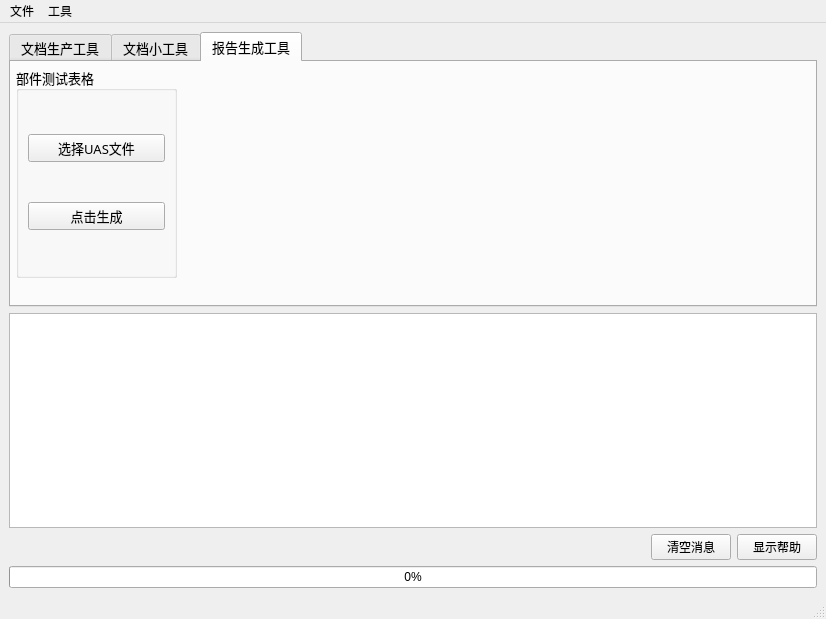
Before: the Qt Designer form GUI.ui in ks3356143/newToolforTest, drawn with Qt 5.
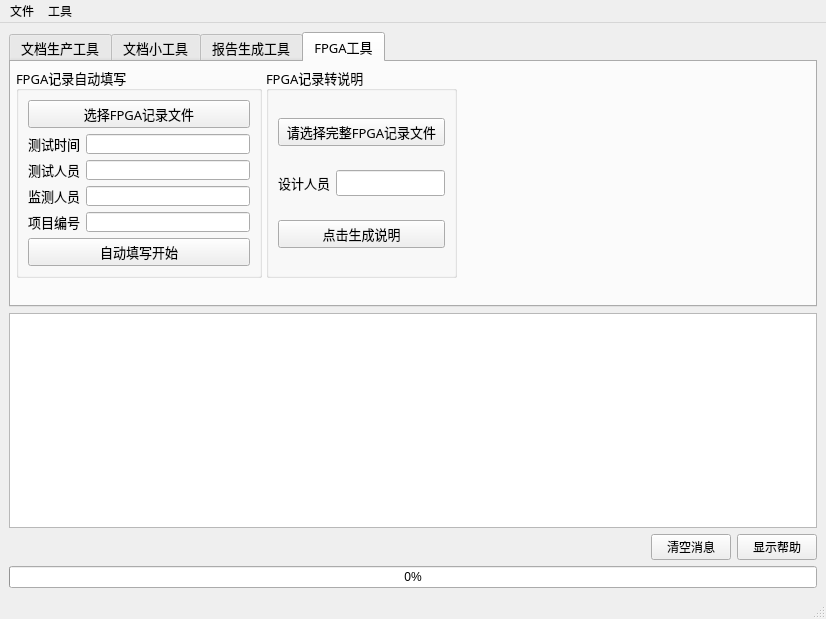
After: the same form once the commit is applied.

Commit message: 增加fpga记录生产以及转换功能

What changed in the file:
```diff
--- a/GUI.ui
+++ b/GUI.ui
@@ -28,7 +28,7 @@
          </font>
         </property>
         <property name="currentIndex">
-         <number>2</number>
+         <number>3</number>
         </property>
         <widget class="QWidget" name="tab">
          <attribute name="title">
@@ -541,6 +541,143 @@
           </layout>
          </widget>
         </widget>
+        <widget class="QWidget" name="tab_4">
+         <attribute name="title">
+          <string>FPGA工具</string>
+         </attribute>
+         <widget class="QGroupBox" name="groupBox_11">
+          <property name="geometry">
+           <rect>
+            <x>5</x>
+            <y>5</y>
+            <width>246</width>
+            <height>211</height>
+           </rect>
+          </property>
+          <property name="title">
+           <string>FPGA记录自动填写</string>
+          </property>
+          <layout class="QVBoxLayout" name="verticalLayout_20">
+           <item>
+            <widget class="QPushButton" name="pushButton_29">
+             <property name="text">
+              <string>选择FPGA记录文件</string>
+             </property>
+            </widget>
+           </item>
+           <item>
+            <layout class="QVBoxLayout" name="verticalLayout_13">
+             <item>
+              <layout class="QHBoxLayout" name="horizontalLayout_16">
+               <item>
+                <widget class="QLabel" name="label_13">
+                 <property name="text">
+                  <string>测试时间</string>
+                 </property>
+                </widget>
+               </item>
+               <item>
+                <widget class="QLineEdit" name="lineEdit_7"/>
+               </item>
+              </layout>
+             </item>
+             <item>
+              <layout class="QHBoxLayout" name="horizontalLayout_17">
+               <item>
+                <widget class="QLabel" name="label_14">
+                 <property name="text">
+                  <string>测试人员</string>
+                 </property>
+                </widget>
+               </item>
+               <item>
+                <widget class="QLineEdit" name="lineEdit_8"/>
+               </item>
+              </layout>
+             </item>
+             <item>
+              <layout class="QHBoxLayout" name="horizontalLayout_18">
+               <item>
+                <widget class="QLabel" name="label_15">
+                 <property name="text">
+                  <string>监测人员</string>
+                 </property>
+                </widget>
+               </item>
+               <item>
+                <widget class="QLineEdit" name="lineEdit_15"/>
+               </item>
+              </layout>
+             </item>
+             <item>
+              <layout class="QHBoxLayout" name="horizontalLayout_19">
+               <item>
+                <widget class="QLabel" name="label_16">
+                 <property name="text">
+                  <string>项目编号</string>
+                 </property>
+                </widget>
+               </item>
+               <item>
+                <widget class="QLineEdit" name="lineEdit_16"/>
+               </item>
+              </layout>
+             </item>
+            </layout>
+           </item>
+           <item>
+            <widget class="QPushButton" name="pushButton_30">
+             <property name="text">
+              <string>自动填写开始</string>
+             </property>
+            </widget>
+           </item>
+          </layout>
+         </widget>
+         <widget class="QGroupBox" name="groupBox_12">
+          <property name="geometry">
+           <rect>
+            <x>255</x>
+            <y>5</y>
+            <width>191</width>
+            <height>211</height>
+           </rect>
+          </property>
+          <property name="title">
+           <string>FPGA记录转说明</string>
+          </property>
+          <layout class="QVBoxLayout" name="verticalLayout_21">
+           <item>
+            <widget class="QPushButton" name="pushButton_31">
+             <property name="text">
+              <string>请选择完整FPGA记录文件</string>
+             </property>
+            </widget>
+           </item>
+           <item>
+            <layout class="QHBoxLayout" name="horizontalLayout_20">
+             <item>
+              <widget class="QLabel" name="label_17">
+               <property name="text">
+                <string>设计人员</string>
+               </property>
+              </widget>
+             </item>
+             <item>
+              <widget class="QLineEdit" name="lineEdit_17"/>
+             </item>
+            </layout>
+           </item>
+           <item>
+            <widget class="QPushButton" name="pushButton_32">
+             <property name="text">
+              <string>点击生成说明</string>
+             </property>
+            </widget>
+           </item>
+          </layout>
+         </widget>
+        </widget>
        </widget>
       </item>
       <item>
```
The commit also changes 12 other files.
